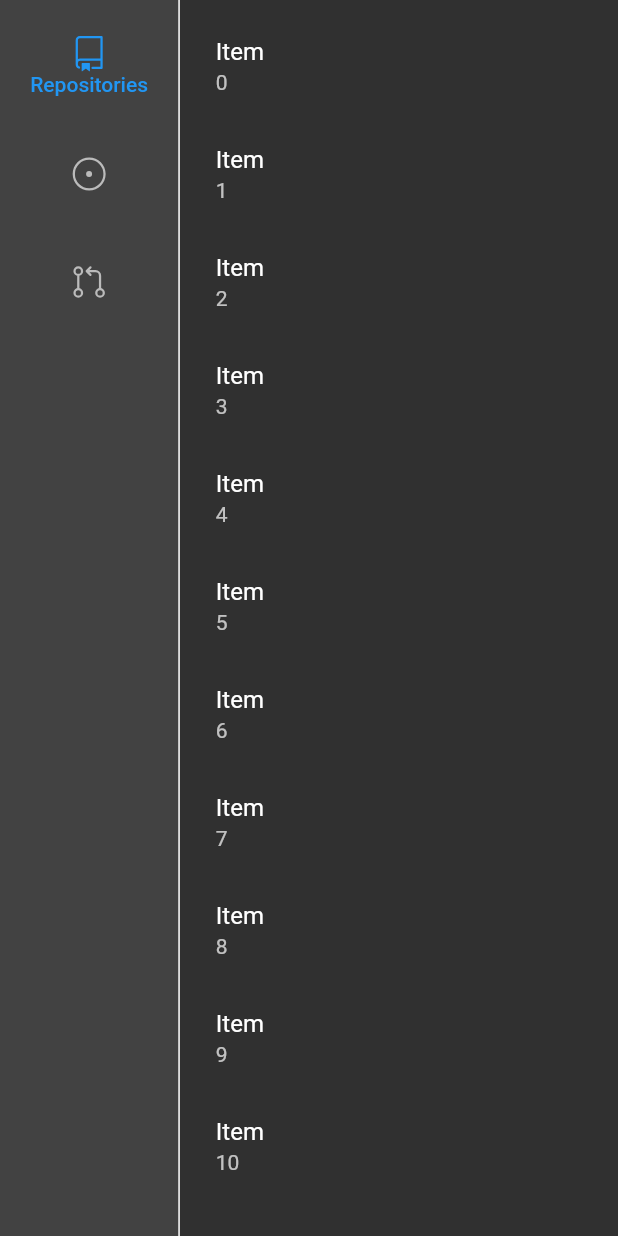
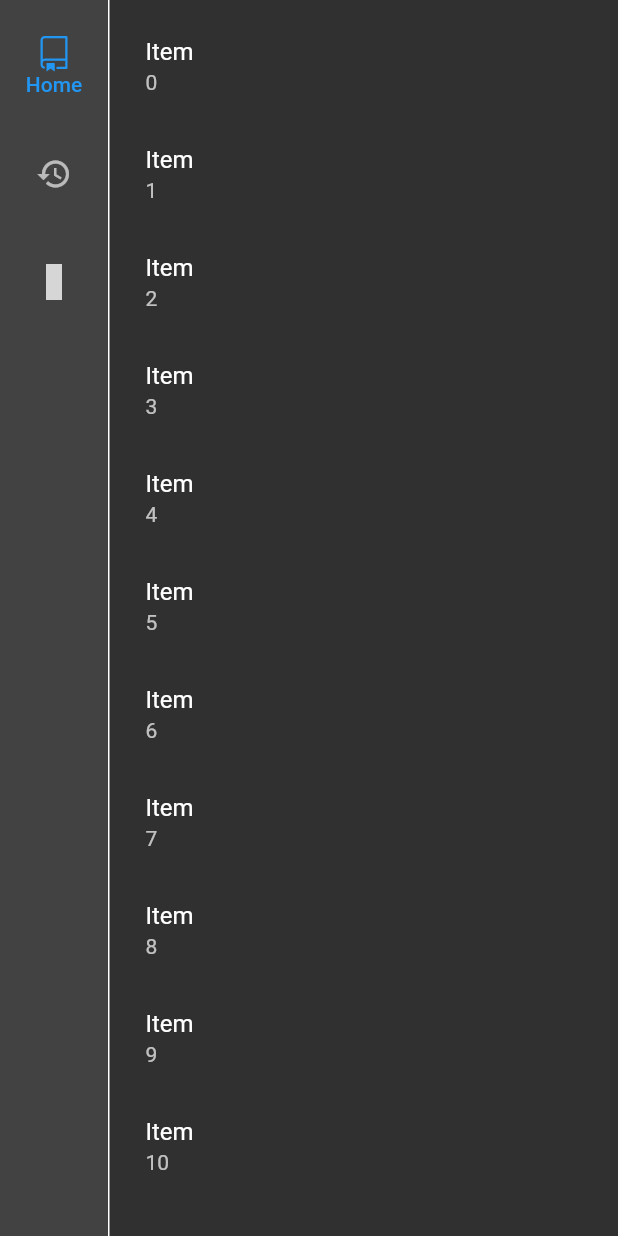
Before and after one commit to AnisDhia/expert_system, a Flutter app: the screen it shows after launch, on a phone screen of 412 x 824 dp. Run offline on Flutter 3.47's test engine with Material 2 defaults, Android fonts, the light colour scheme and no system bars; our stand-ins replace fluttericon; grey boxes are pictures that could not be loaded.

Commit message:
did stuff

```diff
--- a/lib/main.dart
+++ b/lib/main.dart
@@ -1,4 +1,5 @@
 import 'package:expert_system/ui/pages/home_page.dart';
+import 'package:expert_system/ui/pages/settings_page.dart';
 import 'package:flutter/material.dart';
 import 'package:fluttericon/octicons_icons.dart';
 
@@ -46,11 +47,11 @@ class _NavigationState extends State<Navigation> {
           },
           destinations: const [
             NavigationRailDestination(
-                icon: Icon(Octicons.repo), label: Text('Repositories')),
+                icon: Icon(Octicons.repo), label: Text('Home')),
             NavigationRailDestination(
-                icon: Icon(Octicons.issue_opened), label: Text('Assigned Issues')),
+                icon: Icon(Icons.history), label: Text('History')),
             NavigationRailDestination(
-                icon: Icon(Octicons.git_pull_request), label: Text('Pull Requests')),
+                icon: Icon(Octicons.settings), label: Text('Settings')),
           ],
         ),
         const VerticalDivider(
@@ -63,7 +64,7 @@ class _NavigationState extends State<Navigation> {
           children: [
             const HomePage(),
             Container(decoration: const BoxDecoration(color: Colors.purple),),
-            Container(decoration: const BoxDecoration(color: Colors.amber),),
+            const SettingsPage(),
           ],
         ))
       ],
```
Also changed, not shown: lib/ui/pages/settings_page.dart (added, +39 -0 lines).
